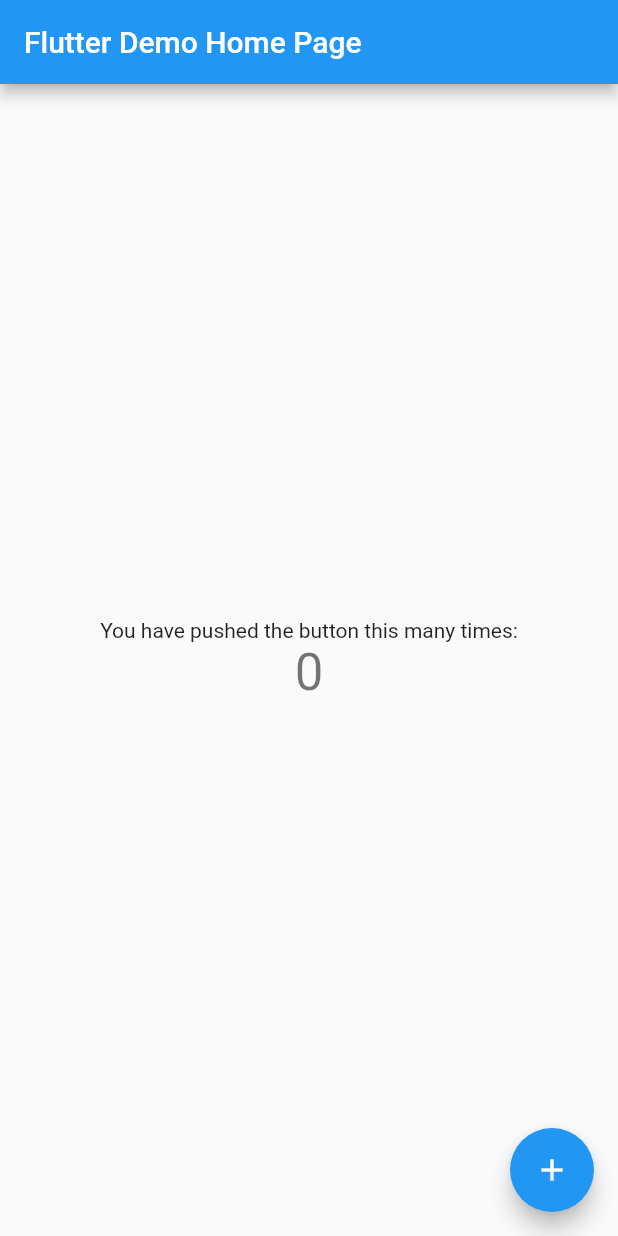
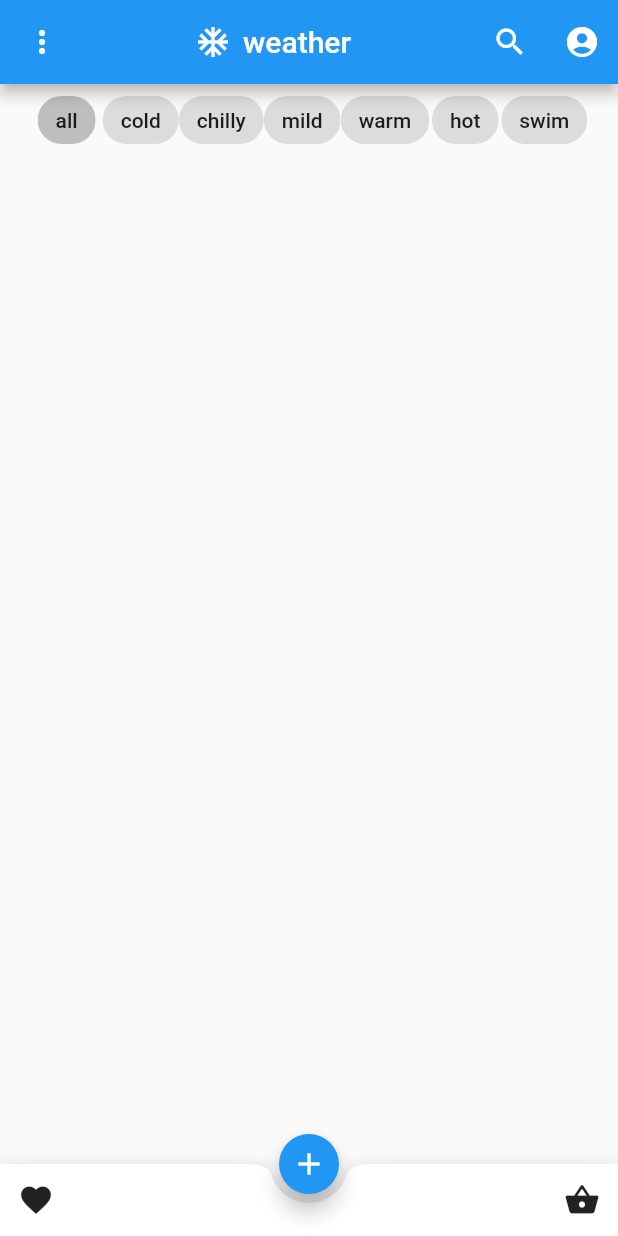
Before and after one commit to SirGrant11788/MyThreads, a Flutter app: the screen it shows after launch, on a phone screen of 412 x 824 dp. Run offline on Flutter 3.47's test engine with Material 2 defaults, Android fonts, the phone set to English and light mode, and no system bars; our stand-ins replace fluttertoast, weather.

Commit message:
layout basics

```diff
--- a/lib/main.dart
+++ b/lib/main.dart
@@ -1,111 +1,4 @@
-import 'package:flutter/material.dart';
+import 'package:flutter/cupertino.dart';
+import 'package:mythreads/ui/uiAppHome.dart';
 
 void main() => runApp(MyApp());
-
-class MyApp extends StatelessWidget {
-  // This widget is the root of your application.
-  @override
-  Widget build(BuildContext context) {
-    return MaterialApp(
-      title: 'Flutter Demo',
-      theme: ThemeData(
-        // This is the theme of your application.
-        //
-        // Try running your application with "flutter run". You'll see the
-        // application has a blue toolbar. Then, without quitting the app, try
-        // changing the primarySwatch below to Colors.green and then invoke
-        // "hot reload" (press "r" in the console where you ran "flutter run",
-        // or simply save your changes to "hot reload" in a Flutter IDE).
-        // Notice that the counter didn't reset back to zero; the application
-        // is not restarted.
-        primarySwatch: Colors.blue,
-      ),
-      home: MyHomePage(title: 'Flutter Demo Home Page'),
-    );
-  }
-}
-
-class MyHomePage extends StatefulWidget {
-  MyHomePage({Key key, this.title}) : super(key: key);
-
-  // This widget is the home page of your application. It is stateful, meaning
-  // that it has a State object (defined below) that contains fields that affect
-  // how it looks.
-
-  // This class is the configuration for the state. It holds the values (in this
-  // case the title) provided by the parent (in this case the App widget) and
-  // used by the build method of the State. Fields in a Widget subclass are
-  // always marked "final".
-
-  final String title;
-
-  @override
-  _MyHomePageState createState() => _MyHomePageState();
-}
-
-class _MyHomePageState extends State<MyHomePage> {
-  int _counter = 0;
-
-  void _incrementCounter() {
-    setState(() {
-      // This call to setState tells the Flutter framework that something has
-      // changed in this State, which causes it to rerun the build method below
-      // so that the display can reflect the updated values. If we changed
-      // _counter without calling setState(), then the build method would not be
-      // called again, and so nothing would appear to happen.
-      _counter++;
-    });
-  }
-
-  @override
-  Widget build(BuildContext context) {
-    // This method is rerun every time setState is called, for instance as done
-    // by the _incrementCounter method above.
-    //
-    // The Flutter framework has been optimized to make rerunning build methods
-    // fast, so that you can just rebuild anything that needs updating rather
-    // than having to individually change instances of widgets.
-    return Scaffold(
-      appBar: AppBar(
-        // Here we take the value from the MyHomePage object that was created by
-        // the App.build method, and use it to set our appbar title.
-        title: Text(widget.title),
-      ),
-      body: Center(
-        // Center is a layout widget. It takes a single child and positions it
-        // in the middle of the parent.
-        child: Column(
-          // Column is also a layout widget. It takes a list of children and
-          // arranges them vertically. By default, it sizes itself to fit its
-          // children horizontally, and tries to be as tall as its parent.
-          //
-          // Invoke "debug painting" (press "p" in the console, choose the
-          // "Toggle Debug Paint" action from the Flutter Inspector in Android
-          // Studio, or the "Toggle Debug Paint" command in Visual Studio Code)
-          // to see the wireframe for each widget.
-          //
-          // Column has various properties to control how it sizes itself and
-          // how it positions its children. Here we use mainAxisAlignment to
-          // center the children vertically; the main axis here is the vertical
-          // axis because Columns are vertical (the cross axis would be
-          // horizontal).
-          mainAxisAlignment: MainAxisAlignment.center,
-          children: <Widget>[
-            Text(
-              'You have pushed the button this many times:',
-            ),
-            Text(
-              '$_counter',
-              style: Theme.of(context).textTheme.display1,
-            ),
-          ],
-        ),
-      ),
-      floatingActionButton: FloatingActionButton(
-        onPressed: _incrementCounter,
-        tooltip: 'Increment',
-        child: Icon(Icons.add),
-      ), // This trailing comma makes auto-formatting nicer for build methods.
-    );
-  }
-}
--- /dev/null
+++ b/lib/services/weatherData.dart
@@ -0,0 +1,9 @@
+import 'package:weather/weather.dart';
+
+
+Future<String>loadWeatherToday(weatherToday) async {
+WeatherStation weatherStation = new WeatherStation("996cc4f3b136aea607960591dd64e7a5");
+Weather weather = (await weatherStation.currentWeather());
+weatherToday= '${weather.weatherMain} ${weather.tempMin.celsius.round()}°C/${weather.tempMax.celsius.round()}°C';
+return weatherToday;
+}
--- /dev/null
+++ b/lib/ui/uiAppHome.dart
@@ -0,0 +1,226 @@
+import 'package:flutter/material.dart';
+import 'package:flutter/cupertino.dart';
+import 'package:fluttertoast/fluttertoast.dart';
+import 'package:mythreads/services/weatherData.dart';
+import 'package:weather/weather.dart';
+
+class MyApp extends StatelessWidget {
+  // This widget is the root of your application.
+  @override
+  Widget build(BuildContext context) {
+    return MaterialApp(
+      title: 'Flutter Demo',
+      theme: ThemeData(
+        // This is the theme of your application.
+
+        primarySwatch: Colors.blue,
+      ),
+      home: MyHomePage(title: 'MyThreads'),
+    );
+  }
+}
+
+class MyHomePage extends StatefulWidget {
+  MyHomePage({Key key, this.title}) : super(key: key);
+
+  // This widget is the home page of your application. It is stateful, meaning
+  // that it has a State object (defined below) that contains fields that affect
+  // how it looks.
+
+  // This class is the configuration for the state. It holds the values (in this
+  // case the title) provided by the parent (in this case the App widget) and
+  // used by the build method of the State. Fields in a Widget subclass are
+  // always marked "final".
+
+  final String title;
+
+  @override
+  _MyHomePageState createState() => _MyHomePageState();
+}
+
+class _MyHomePageState extends State<MyHomePage> {
+  String weatherToday = "weather";
+
+
+//   Future<String>loadWeather() async {
+// WeatherStation weatherStation = new WeatherStation("996cc4f3b136aea607960591dd64e7a5");
+// Weather weather = (await weatherStation.currentWeather());
+// weatherToday= '${weather.weatherMain} ${weather.tempMin.celsius.round()}°C/${weather.tempMax.celsius.round()}°C';
+// return weatherToday;
+// }
+loadWeatherState(){
+loadWeatherToday(weatherToday);
+print("WeatherState: "+ weatherToday);
+setState(() {});//weatherToday;
+}
+int chipPref = 0;//use to 'search' in tabs
+  // int _counter = 0;
+
+  // void _incrementCounter() {
+  //   setState(() {
+  //     // This call to setState tells the Flutter framework that something has
+  //     // changed in this State, which causes it to rerun the build method below
+  //     // so that the display can reflect the updated values. If we changed
+  //     // _counter without calling setState(), then the build method would not be
+  //     // called again, and so nothing would appear to happen.
+  //     _counter++;
+  //   });
+  // }
+
+  @override
+  Widget build(BuildContext context) {
+    loadWeatherState();
+
+    //print(loadWeather());
+    // This method is rerun every time setState is called, for instance as done
+    // by the _incrementCounter method above.
+    //
+    // The Flutter framework has been optimized to make rerunning build methods
+    // fast, so that you can just rebuild anything that needs updating rather
+    // than having to individually change instances of widgets.
+    return Scaffold(
+      floatingActionButtonLocation: FloatingActionButtonLocation.centerDocked,
+        floatingActionButton: FloatingActionButton(
+          child: const Icon(Icons.add),
+          mini: true,
+          onPressed: () {
+            Fluttertoast.showToast(
+                msg: 'button pressed',
+                toastLength: Toast.LENGTH_LONG,
+              );
+          },
+        ),
+      bottomNavigationBar: BottomAppBar(
+          shape: CircularNotchedRectangle(),
+          notchMargin: 2.0,
+          child: new Row(
+            mainAxisSize: MainAxisSize.min,
+            mainAxisAlignment: MainAxisAlignment.spaceBetween,
+            children: <Widget>[
+              IconButton(
+                  icon: Icon(Icons.favorite),
+                  onPressed: () {
+                    // Navigator.push(
+                    //   context,
+                    //   MaterialPageRoute(builder: (context) => ToDo()),
+                    // );
+                    Fluttertoast.showToast(
+                msg: 'button pressed',
+                toastLength: Toast.LENGTH_LONG,
+              );
+                  }),
+              IconButton(
+                icon: Icon(Icons.shopping_basket),
+                onPressed: () {
+                  // Navigator.of(context).push(MaterialPageRoute(
+                  //     builder: (BuildContext context) => MyWebView(
+                  //           title: "Macarbi Website",
+                  //           selectedUrl: "https://www.macarbi.com",
+                  //         )));
+                  Fluttertoast.showToast(
+                msg: 'button pressed',
+                toastLength: Toast.LENGTH_LONG,
+              );
+                },
+              ),
+            ],
+          ),
+        ),
+      appBar: AppBar(
+        // Here we take the value from the MyHomePage object that was created by
+        // the App.build method, and use it to set our appbar title.
+        //title: Text(weatherToday),//Text(widget.title),
+        title: Row(
+              mainAxisAlignment: MainAxisAlignment.center,
+              children: [
+              //     Image.asset(
+              //    'assets/logo.png',
+              //     fit: BoxFit.contain,
+              //     height: 32,
+              // ),
+              Icon(Icons.ac_unit),
+              Container(
+                  padding: const EdgeInsets.all(8.0), child: Text(weatherToday))
+            ],
+
+          ),
+        leading:PopupMenuButton<String>(
+     itemBuilder: (BuildContext context) => <PopupMenuEntry<String>>[
+    const PopupMenuItem<String>(
+      child: Text('Stuff!'),
+    ),
+    const PopupMenuItem<String>(
+      child: Text('Other Stuff!'),
+    ),
+    const PopupMenuItem<String>(
+      child: Text('Backup'),
+    ),
+    const PopupMenuItem<String>(
+      child: Text('Settings'),
+    ),
+  ],
+),
+actions: <Widget>[
+  IconButton(
+              icon: Icon(Icons.search),
+              onPressed: () {
+                Fluttertoast.showToast(
+                msg: 'button pressed',
+                toastLength: Toast.LENGTH_LONG,
+              );
+                },
+            ),
+  IconButton(
+              icon: Icon(Icons.account_circle),
+              onPressed: () {
+                Fluttertoast.showToast(
+                msg: 'button pressed',
+                toastLength: Toast.LENGTH_LONG,
+              );
+                },
+            ),
+
+],
+      ),
+      body: Center(
+        // Center is a layout widget. It takes a single child and positions it
+        // in the middle of the parent.
+        child: Column(
+          children: <Widget>[
+            Row(//favs carasole
+            ),
+            Row(
+              mainAxisAlignment: MainAxisAlignment.center,
+              mainAxisSize: MainAxisSize.max,//chips pref
+children: [ChoiceChip(label: Text('all'), selected: chipPref==0, onSelected: (value){setState(() {
+  chipPref = 0;
+});},),
+ChoiceChip(label: Text('cold'), selected: chipPref==1, onSelected: (value){setState(() {
+  chipPref = 1;
+});},),
+ChoiceChip(label: Text('chilly'), selected: chipPref==2, onSelected: (value){setState(() {
+  chipPref = 2;
+});},),
+ChoiceChip(label: Text('mild'), selected: chipPref==3, onSelected: (value){setState(() {
+  chipPref = 3;
+});},),
+ChoiceChip(label: Text('warm'), selected: chipPref==4, onSelected: (value){setState(() {
+  chipPref = 4;
+});},),
+ChoiceChip(label: Text('hot'), selected: chipPref==5, onSelected: (value){setState(() {
+  chipPref = 5;
+});},),
+          ChoiceChip(label: Text('swim'), selected: chipPref==6, onSelected: (value){setState(() {
+  chipPref = 6;
+});},)],
+            ),
+            Row(//tabs and list
+
+            )
+          ],
+        ),
+      ),
+
+    );
+  }
+}
```
Also changed, not shown: pubspec.yaml (+2 -6 lines), pubspec.lock, 4 other files.
